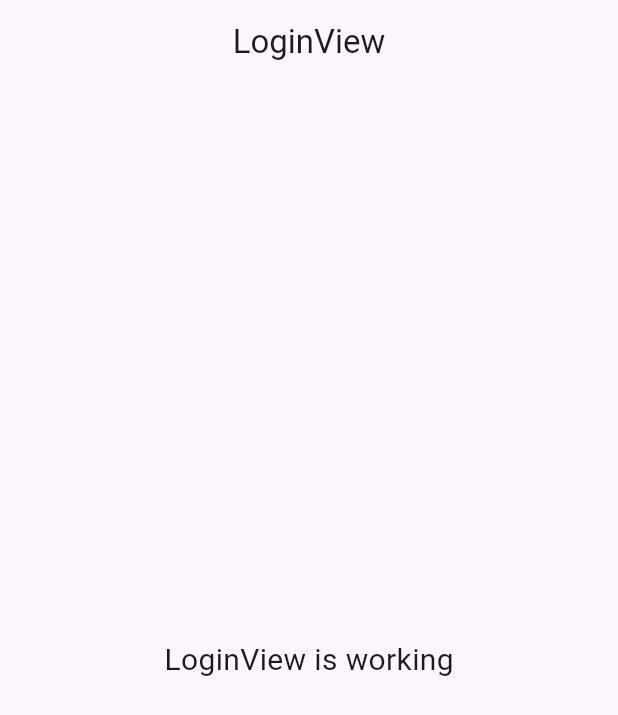
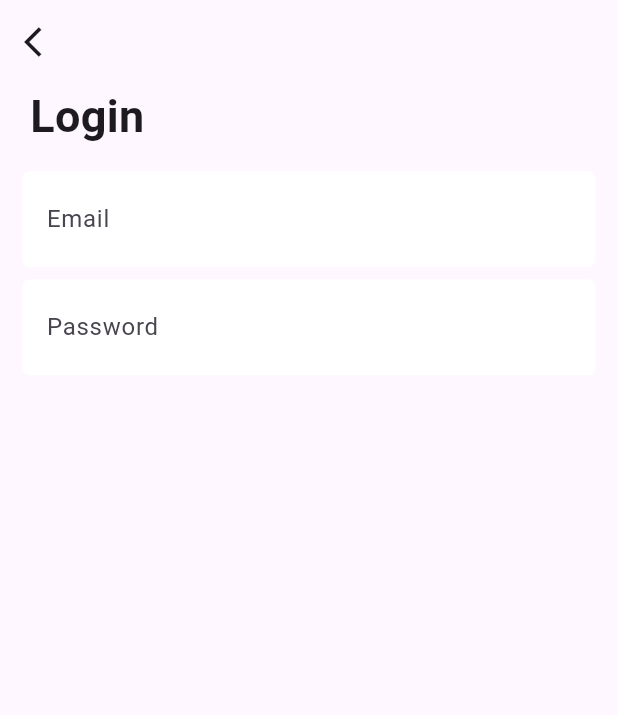
Before and after one commit to Faqihasyari/e-commerce_ui, a Flutter app: the screen it shows after launch, on a phone screen of 412 x 824 dp. Shown: the top 715 px of the screen. Run offline on Flutter 3.47's test engine with Material 3 defaults, Android fonts, the phone set to English and light mode, and no system bars; our stand-ins replace get, google_fonts; Roboto replaces fonts that are missing (Metrophobic).

Commit message:
Login Page

```diff
--- a/lib/app/modules/login/views/login_view.dart
+++ b/lib/app/modules/login/views/login_view.dart
@@ -1,6 +1,7 @@
 import 'package:flutter/material.dart';
 
 import 'package:get/get.dart';
+import 'package:google_fonts/google_fonts.dart';
 
 import '../controllers/login_controller.dart';
 
@@ -9,13 +10,83 @@ class LoginView extends GetView<LoginController> {
   Widget build(BuildContext context) {
     return Scaffold(
       appBar: AppBar(
-        title: Text('LoginView'),
-        centerTitle: true,
+        leading: Icon(Icons.arrow_back_ios),
       ),
       body: Center(
-        child: Text(
-          'LoginView is working',
-          style: TextStyle(fontSize: 20),
+        child: Column(
+          crossAxisAlignment: CrossAxisAlignment.start,
+          children: [
+            Padding(
+              padding: const EdgeInsets.only(left: 20),
+              child: Text(
+                'Login',
+                style: GoogleFonts.metrophobic(
+                    fontSize: 30, fontWeight: FontWeight.bold),
+              ),
+            ),
+            Form(
+                child: Padding(
+              padding: const EdgeInsets.all(15.0),
+              child: Column(
+                children: [
+                  TextFormField(
+                    decoration: InputDecoration(
+                        labelText: 'Email',
+                        enabledBorder: OutlineInputBorder(
+                          borderRadius: BorderRadius.circular(5),
+                          borderSide: BorderSide(color: Colors.transparent),
+                        ),
+                        focusedBorder: OutlineInputBorder(
+                          borderRadius: BorderRadius.circular(5),
+                          borderSide: BorderSide(color: Colors.grey),
+                        ),
+                        filled: true,
+                        fillColor: Colors.white,
+                        contentPadding:
+                            EdgeInsets.symmetric(vertical: 20, horizontal: 12)),
+                    keyboardType: TextInputType.emailAddress,
+                    validator: (value) {
+                      if (value == null || value.isEmpty) {
+                        return 'Please enter your email';
+                      } else if (!RegExp(r'^[^@]+@[^@]+\.[^@]+')
+                          .hasMatch(value)) {
+                        return 'Please enter a valid email';
+                      }
+                      return null;
+                    },
+                  ),
+                  SizedBox(
+                    height: Get.height * 0.01,
+                  ),
+                  TextFormField(
+                    decoration: InputDecoration(
+                        labelText: 'Password',
+                        enabledBorder: OutlineInputBorder(
+                          borderRadius: BorderRadius.circular(5),
+                          borderSide: BorderSide(color: Colors.transparent),
+                        ),
+                        focusedBorder: OutlineInputBorder(
+                          borderRadius: BorderRadius.circular(5),
+                          borderSide: BorderSide(color: Colors.grey),
+                        ),
+                        filled: true,
+                        fillColor: Colors.white,
+                        contentPadding:
+                            EdgeInsets.symmetric(vertical: 20, horizontal: 12)),
+                    obscureText: true,
+                    validator: (value) {
+                      if (value == null || value.isEmpty) {
+                        return 'Masukkan Password';
+                      } else if (value.length < 8) {
+                        return 'Password minimal 8 karakter';
+                      }
+                      return null;
+                    },
+                  )
+                ],
+              ),
+            ))
+          ],
         ),
       ),
     );
```
